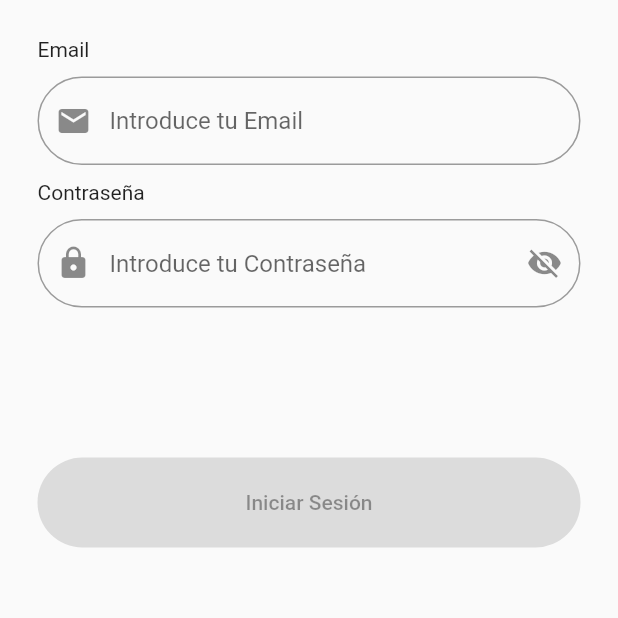
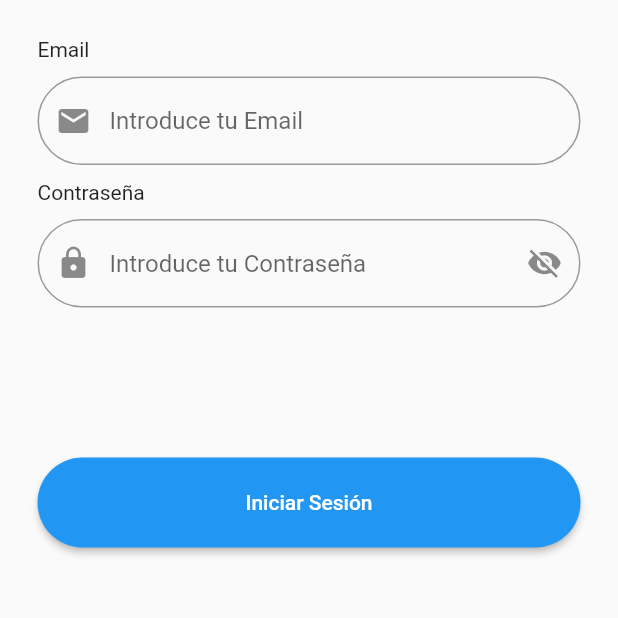
Before and after one commit to gomezjosemaria/TFG_UGR_APP_Asistente_a_la_Memoria, a Flutter app: the screen it shows after launch, on a phone screen of 412 x 824 dp, the top half of it. Run offline on Flutter 3.47's test engine with Material 2 defaults, Android fonts, the phone set to English and light mode, and no system bars; our stand-ins replace bloc, equatable, flutter_bloc, formz.

Commit message:
Creando la funcionalidad del botón de Login

```diff
--- a/flutter_asistente_memoria/lib/screens/login/components/login_form.dart
+++ b/flutter_asistente_memoria/lib/screens/login/components/login_form.dart
@@ -1,6 +1,7 @@
 import 'package:flutter/material.dart';
 import 'package:flutter_asistente_memoria/bloc/login/login_bloc.dart';
 import 'package:flutter_bloc/flutter_bloc.dart';
+import 'package:formz/formz.dart';
 
 class LoginForm extends StatelessWidget {
   @override
@@ -37,7 +38,7 @@ class _EmailInput extends StatelessWidget {
           height: 10,
         ),
         BlocBuilder<LoginBloc, LoginState> (
-          buildWhen: (previous, current) => previous.emailInput != current.emailInput,
+          buildWhen: (previous, current) => previous.emailInput != current.emailInput || current.formzStatus.isInvalid,
           builder: (context, state) {
             return TextField(
               key: const Key('loginForm_emailInput_textField'),
@@ -50,7 +51,7 @@ class _EmailInput extends StatelessWidget {
                   Icons.email,
                 ),
                 hintText: "Introduce tu Email",
-                errorText: state.emailInput.invalid ? "Email no válido" : null,
+                errorText: state.emailInput.invalid || state.formzStatus.isInvalid && state.emailInput.pure ? "Email no válido" : null,
               ),
             );
           },
@@ -90,7 +91,7 @@ class _PasswordInputState extends State<_PasswordInput>{
           height: 10,
         ),
         BlocBuilder<LoginBloc, LoginState> (
-          buildWhen: (previous, current) => previous.passwordInput != current.passwordInput,
+          buildWhen: (previous, current) => previous.passwordInput != current.passwordInput || current.formzStatus.isInvalid,
           builder: (context, state) {
             return TextField(
               key: const Key('loginForm_passwordInput_textField'),
@@ -108,7 +109,7 @@ class _PasswordInputState extends State<_PasswordInput>{
                   onPressed: _toggleVisibility,
                 ),
                 hintText: "Introduce tu Contraseña",
-                errorText: state.passwordInput.invalid ? "Contraseña no válida" : null,
+                errorText: state.passwordInput.invalid || state.formzStatus.isInvalid && state.passwordInput.pure ? "Contraseña no válida" : null,
               ),
             );
           },
@@ -122,16 +123,23 @@ class _LoginButton extends StatelessWidget {
 
   @override
   Widget build(BuildContext context) {
-    return SizedBox(
-        width: double.infinity,
-        height: 60.0,
-        child: ElevatedButton(
+    return BlocBuilder<LoginBloc, LoginState>(
+      buildWhen: (previous, current) => previous.formzStatus != current.formzStatus,
+      builder: (context, state) {
+        return SizedBox(
+          width: double.infinity,
+          height: 60.0,
+          child: ElevatedButton(
             style: ElevatedButton.styleFrom(
-                shape: StadiumBorder()
+              shape: StadiumBorder(),
             ),
-            onPressed: null,
-            child: Text("Iniciar Sesión")
-        )
+            onPressed: state.formzStatus.isSubmissionInProgress ? null : () {
+              context.read<LoginBloc>().add(const LoginSubmitted());
+            },
+            child: state.formzStatus.isSubmissionInProgress ? const CircularProgressIndicator(valueColor: AlwaysStoppedAnimation<Color>(Colors.white)) : Text("Iniciar Sesión"),
+          ),
+        );
+      },
     );
   }
 }
```
Also changed, not shown: flutter_asistente_memoria/lib/bloc/login/login_bloc.dart (+22 -0 lines), 1 other file.
